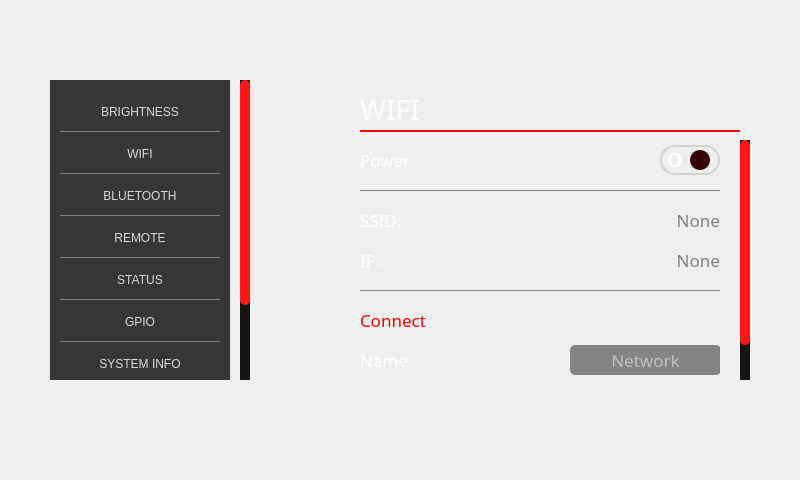
Above: GUI_WIDGETS/Settings/design_settings.ui from PortiESP/PortiOS before the change. Below: the same form after it.
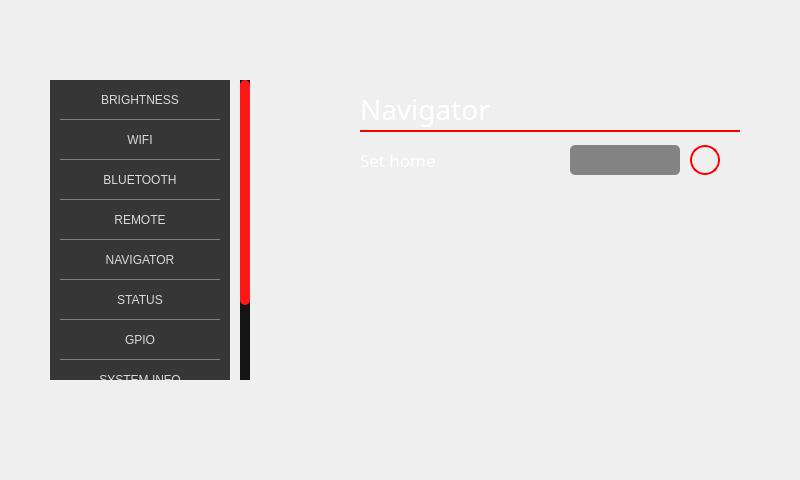
That is the form after the change. The open tabs and pages were chosen to show the change. Icons and pictures are not drawn.

Diff of the .ui file:
```diff
--- a/GUI_WIDGETS/Settings/design_settings.ui
+++ b/GUI_WIDGETS/Settings/design_settings.ui
@@ -91,7 +91,7 @@
      <property name="geometry">
       <rect>
        <x>0</x>
-       <y>0</y>
+       <y>-100</y>
        <width>180</width>
        <height>400</height>
       </rect>
@@ -104,13 +104,13 @@
        <number>10</number>
       </property>
       <property name="topMargin">
-       <number>10</number>
+       <number>0</number>
       </property>
       <property name="rightMargin">
        <number>10</number>
       </property>
       <property name="bottomMargin">
-       <number>10</number>
+       <number>0</number>
       </property>
       <item>
        <widget class="QFrame" name="frame_setting_brightness">
@@ -284,6 +284,49 @@
         </layout>
        </widget>
       </item>
+      <item>
+       <widget class="QFrame" name="frame_setting_navigator">
+        <property name="maximumSize">
+         <size>
+          <width>180</width>
+          <height>40</height>
+         </size>
+        </property>
+        <layout class="QHBoxLayout" name="horizontalLayout_11">
+         <property name="spacing">
+          <number>0</number>
+         </property>
+         <property name="leftMargin">
+          <number>0</number>
+         </property>
+         <property name="topMargin">
+          <number>0</number>
+         </property>
+         <property name="rightMargin">
+          <number>0</number>
+         </property>
+         <property name="bottomMargin">
+          <number>0</number>
+         </property>
+         <item>
+          <widget class="QPushButton" name="bearing_settingsNavigator">
+           <property name="minimumSize">
+            <size>
+             <width>0</width>
+             <height>40</height>
+            </size>
+           </property>
+           <property name="focusPolicy">
+            <enum>Qt::NoFocus</enum>
+           </property>
+           <property name="text">
+            <string>NAVIGATOR</string>
+           </property>
+          </widget>
+         </item>
+        </layout>
+       </widget>
+      </item>
       <item>
        <widget class="QFrame" name="frame_setting_status">
         <property name="maximumSize">
@@ -693,7 +736,7 @@
        <property name="geometry">
         <rect>
          <x>0</x>
-         <y>-40</y>
+         <y>0</y>
          <width>390</width>
          <height>280</height>
         </rect>
@@ -2227,6 +2270,168 @@
       </widget>
      </widget>
     </widget>
+    <widget class="QWidget" name="page">
+     <widget class="QFrame" name="frame_9">
+      <property name="geometry">
+       <rect>
+        <x>0</x>
+        <y>0</y>
+        <width>400</width>
+        <height>60</height>
+       </rect>
+      </property>
+      <widget class="QLabel" name="label_33">
+       <property name="geometry">
+        <rect>
+         <x>10</x>
+         <y>10</y>
+         <width>380</width>
+         <height>40</height>
+        </rect>
+       </property>
+       <property name="font">
+        <font>
+         <family>Bahnschrift SemiLight</family>
+         <pointsize>21</pointsize>
+        </font>
+       </property>
+       <property name="styleSheet">
+        <string notr="true">color:white;</string>
+       </property>
+       <property name="text">
+        <string>Navigator</string>
+       </property>
+       <property name="alignment">
+        <set>Qt::AlignLeading|Qt::AlignLeft|Qt::AlignTop</set>
+       </property>
+      </widget>
+      <widget class="Line" name="line_12">
+       <property name="geometry">
+        <rect>
+         <x>10</x>
+         <y>50</y>
+         <width>380</width>
+         <height>2</height>
+        </rect>
+       </property>
+       <property name="styleSheet">
+        <string notr="true">background:red;
+border:none;</string>
+       </property>
+       <property name="frameShadow">
+        <enum>QFrame::Plain</enum>
+       </property>
+       <property name="orientation">
+        <enum>Qt::Horizontal</enum>
+       </property>
+      </widget>
+     </widget>
+     <widget class="QFrame" name="frame_11">
+      <property name="geometry">
+       <rect>
+        <x>0</x>
+        <y>60</y>
+        <width>370</width>
+        <height>40</height>
+       </rect>
+      </property>
+      <widget class="QLineEdit" name="bearing_navigatorHomeInput">
+       <property name="geometry">
+        <rect>
+         <x>220</x>
+         <y>5</y>
+         <width>110</width>
+         <height>30</height>
+        </rect>
+       </property>
+       <property name="font">
+        <font>
+         <family>Bahnschrift SemiLight</family>
+         <pointsize>14</pointsize>
+        </font>
+       </property>
+       <property name="styleSheet">
+        <string notr="true">QLineEdit{
+	border:none;
+	color:white;
+	background:rgba(57, 57, 57, 150);
+	border-radius:5px;
+}
+
+QLineEdit:focus{
+	
+	
+	border:1px solid rgb(97, 97, 97);
+}</string>
+       </property>
+       <property name="alignment">
+        <set>Qt::AlignCenter</set>
+       </property>
+      </widget>
+      <widget class="QLabel" name="label_17">
+       <property name="geometry">
+        <rect>
+         <x>10</x>
+         <y>5</y>
+         <width>200</width>
+         <height>30</height>
+        </rect>
+       </property>
+       <property name="maximumSize">
+        <size>
+         <width>250</width>
+         <height>16777215</height>
+        </size>
+       </property>
+       <property name="font">
+        <font>
+         <family>Bahnschrift SemiLight</family>
+         <pointsize>13</pointsize>
+        </font>
+       </property>
+       <property name="styleSheet">
+        <string notr="true">color:white;</string>
+       </property>
+       <property name="text">
+        <string>Set home</string>
+       </property>
+      </widget>
+      <widget class="QPushButton" name="bearing_navigatorHomeButton">
+       <property name="geometry">
+        <rect>
+         <x>340</x>
+         <y>5</y>
+         <width>30</width>
+         <height>30</height>
+        </rect>
+       </property>
+       <property name="styleSheet">
+        <string notr="true">QPushButton{
+
+	background:transparent;
+	border:2px solid red;
+	border-radius:15px;
+}
+QPushButton:pressed{
+	background:red;
+}</string>
+       </property>
+       <property name="text">
+        <string/>
+       </property>
+       <property name="icon">
+        <iconset resource="../../resources.qrc">
+         <normaloff>:/icons_white/Resources/Icons/png-white/fi-rr-arrow-small-right.png</normaloff>:/icons_white/Resources/Icons/png-white/fi-rr-arrow-small-right.png</iconset>
+       </property>
+       <property name="iconSize">
+        <size>
+         <width>18</width>
+         <height>18</height>
+        </size>
+       </property>
+      </widget>
+     </widget>
+    </widget>
     <widget class="QWidget" name="page_status">
      <widget class="QFrame" name="p_status_title">
       <property name="geometry">
```
